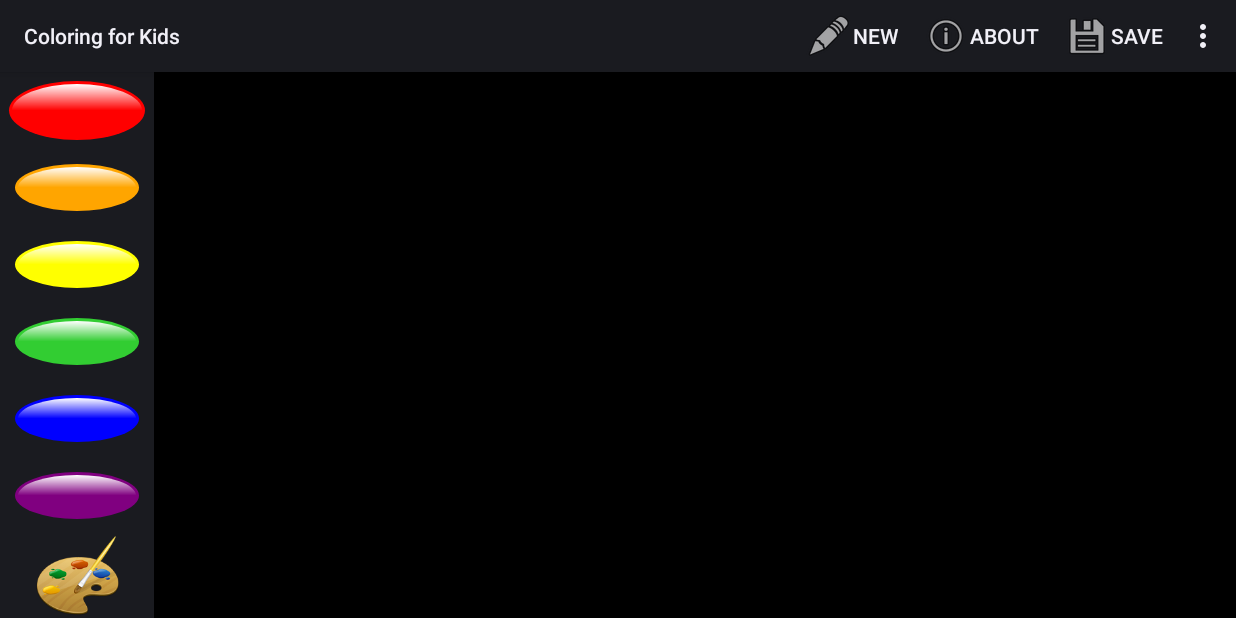
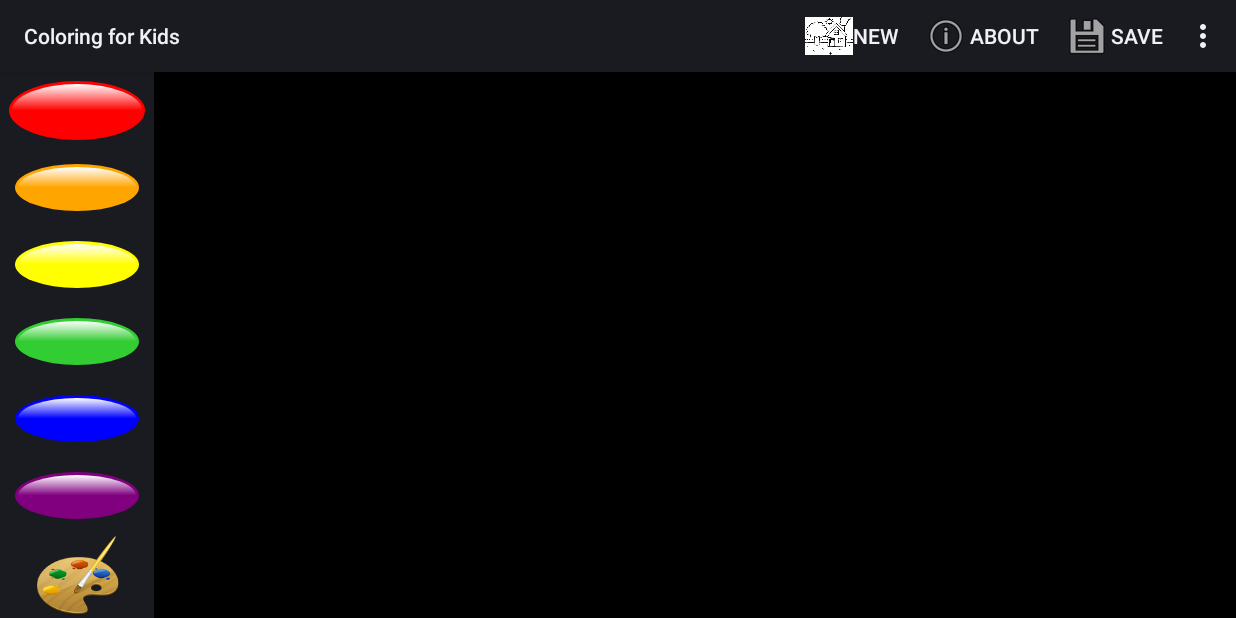
Before and after one commit to androidsoft-org/androidsoft-coloring, an Android app: the PaintActivity screen opened directly, with no data from a screen before it, on a phone screen of 824 x 412 dp (held sideways). Run offline under Robolectric (Android 15) with nearby library versions, the phone set to English and light mode, and no system bars; 4 statements that could not run were skipped.

Commit message:
add preview image as new button image
contributes to https://github.com/niccokunzmann/androidsoft-coloring/issues/16

```diff
--- a/src/main/res/menu/paint_menu.xml
+++ b/src/main/res/menu/paint_menu.xml
@@ -15,10 +15,11 @@
  limitations under the License.
 -->
 <menu xmlns:android="http://schemas.android.com/apk/res/android">
-    <item android:id="@+id/open_new"
-          android:title="@string/menu_new"
-          android:showAsAction="ifRoom|withText"
-          android:icon="@android:drawable/ic_menu_edit" />
+    <item
+        android:id="@+id/open_new"
+        android:icon="@drawable/outline005_house"
+        android:showAsAction="ifRoom|withText"
+        android:title="@string/menu_new" />
 
     <item android:id="@+id/about"
           android:title="@string/menu_about"
```
